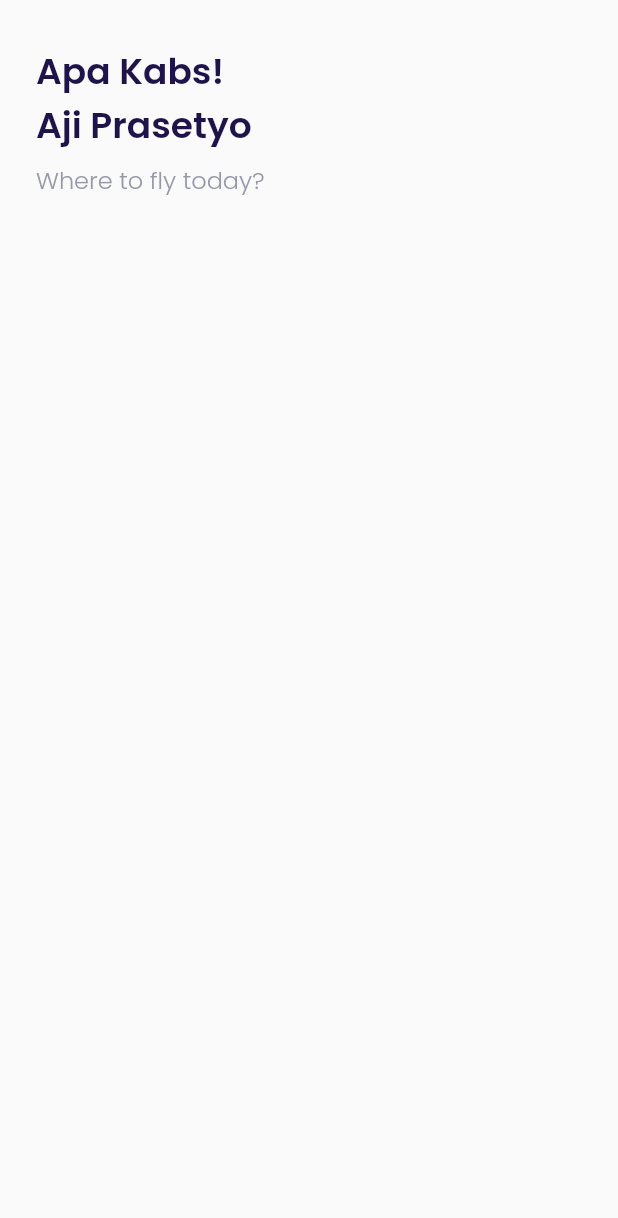
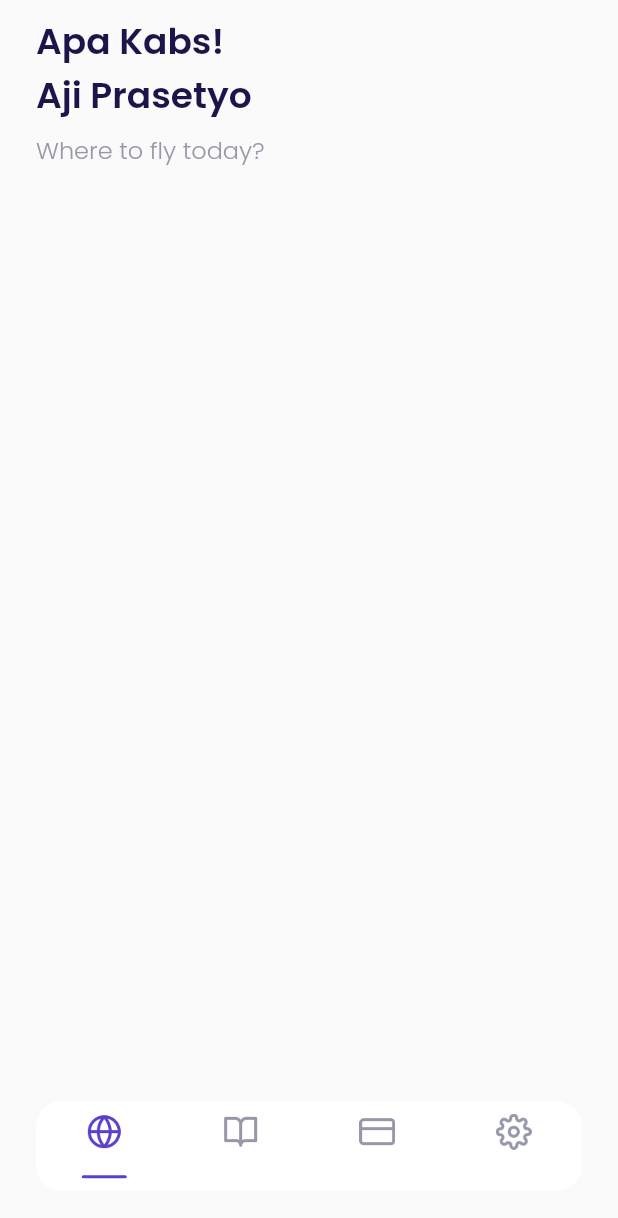
Before and after one commit to aprxty3/airplane_ticketing, a Flutter app: the HomePage screen opened by its route, on a phone screen of 412 x 824 dp. Shown: the top 1218 px of the screen. Run offline on Flutter 3.47's test engine with Material 2 defaults, Android fonts, the phone set to English and light mode, and no system bars; our stand-ins replace google_fonts.

Commit message:
add bottom nav

```diff
--- a/lib/ui/pages/home.dart
+++ b/lib/ui/pages/home.dart
@@ -1,4 +1,3 @@
-import 'package:airplane_ticketing/main.dart';
 import 'package:airplane_ticketing/theme.dart';
 import 'package:flutter/material.dart';
 
@@ -27,27 +26,141 @@ class HomePage extends StatelessWidget {
                 )
               ],
             ),
-
           ],
         );
       }
 
-      return Padding(
-        padding: const EdgeInsets.only(left: 24, top: 30),
+      return SingleChildScrollView(
+        child: Padding(
+          padding: const EdgeInsets.only(left: 24, top: 10),
           child: Column(
             children: [
               header(),
             ],
+          ),
+        ),
+      );
+    }
+
+    Widget bottomNav() {
+      return Align(
+        alignment: Alignment.bottomCenter,
+        child: Container(
+          // padding: const EdgeInsets.only(top: 18),
+          width: double.infinity,
+          height: 60,
+          margin: EdgeInsets.only(
+              bottom: 30, left: defaultMargin, right: defaultMargin),
+          decoration: BoxDecoration(
+            color: sWhiteColor,
+            borderRadius: BorderRadius.circular(defaultRadius),
+          ),
+          child: Row(
+            mainAxisAlignment: MainAxisAlignment.spaceAround,
+            children: [
+              Column(
+                mainAxisAlignment: MainAxisAlignment.spaceAround,
+                children: [
+                  Container(
+                    width: 24,
+                    height: 24,
+                    decoration: const BoxDecoration(
+                      image: DecorationImage(
+                        image: AssetImage('assets/icon_home.png'),
+                      ),
+                    ),
+                  ),
+                  Container(
+                    width: 30,
+                    height: 2,
+                    decoration: BoxDecoration(
+                      color: kPrimaryColor,
+                      borderRadius: BorderRadius.circular(defaultRadius),
+                    ),
+                  )
+                ],
+              ),
+              Column(
+                mainAxisAlignment: MainAxisAlignment.spaceAround,
+                children: [
+                  Container(
+                    width: 24,
+                    height: 24,
+                    decoration: const BoxDecoration(
+                      image: DecorationImage(
+                        image: AssetImage('assets/icon_booking.png'),
+                      ),
+                    ),
+                  ),
+                  Container(
+                    width: 30,
+                    height: 2,
+                    decoration: BoxDecoration(
+                      color: Colors.transparent,
+                      borderRadius: BorderRadius.circular(defaultRadius),
+                    ),
+                  )
+                ],
+              ),
+              Column(
+                mainAxisAlignment: MainAxisAlignment.spaceAround,
+                children: [
+                  Container(
+                    width: 24,
+                    height: 24,
+                    decoration: const BoxDecoration(
+                      image: DecorationImage(
+                        image: AssetImage('assets/icon_card.png'),
+                      ),
+                    ),
+                  ),
+                  Container(
+                    width: 30,
+                    height: 2,
+                    decoration: BoxDecoration(
+                      color: Colors.transparent,
+                      borderRadius: BorderRadius.circular(defaultRadius),
+                    ),
+                  )
+                ],
+              ),
+              Column(
+                mainAxisAlignment: MainAxisAlignment.spaceAround,
+                children: [
+                  Container(
+                    width: 24,
+                    height: 24,
+                    decoration: const BoxDecoration(
+                      image: DecorationImage(
+                        image: AssetImage('assets/icon_settings.png'),
+                      ),
+                    ),
+                  ),
+                  Container(
+                    width: 30,
+                    height: 2,
+                    decoration: BoxDecoration(
+                      color: Colors.transparent,
+                      borderRadius: BorderRadius.circular(defaultRadius),
+                    ),
+                  )
+                ],
+              ),
+            ],
+          ),
         ),
       );
     }
 
     return Scaffold(
       backgroundColor: kBgColor,
-      body: ListView(
+      body: SafeArea(
+        child: Stack(
           children: [
             mainPage(),
+            bottomNav(),
           ],
+        ),
       ),
     );
   }
```
Lines whose indentation alone changed are shown as unchanged.
